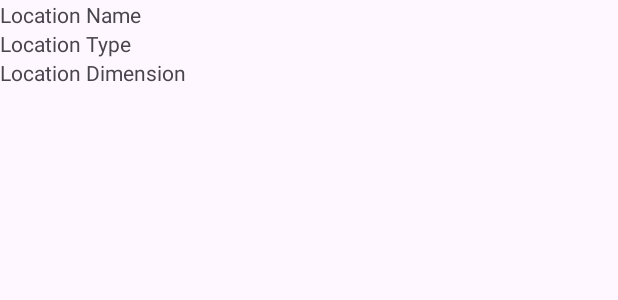
After one commit to simoniddd/RickAndMortyApplication, an Android app: the layout fragment_location_details.xml on its own in the app's theme, with its tools: preview values and no code run, on a phone screen of 412 x 824 dp. The commit adds this screen. Shown: the top 300 px of the screen. Run offline under Robolectric (Android 15) with nearby library versions, the phone set to English and light mode, and no system bars.

Commit message:
--added fragments (details for all categories) --started to create navigate and search functions

```diff
--- a/app/src/main/java/com/example/rickandmortyapplication/data/database/EpisodeDAO.kt
+++ b/app/src/main/java/com/example/rickandmortyapplication/data/database/EpisodeDAO.kt
@@ -10,6 +10,12 @@ interface EpisodeDao {
     @Query("SELECT * FROM episodes")
     fun getAllEpisodes(): Flow<List<EpisodeEntity>>
 
+    @Query("SELECT * FROM episodes WHERE id = :id")
+    fun getEpisodeById(id: Int): Flow<EpisodeEntity?>
+
+    @Query("SELECT * FROM episodes WHERE name LIKE '%' || :query || '%'")
+    fun getFilteredEpisodes(query: String): Flow<List<EpisodeEntity>>
+
     @Insert(onConflict = OnConflictStrategy.REPLACE)
     suspend fun insertEpisodes(episodes: List<EpisodeEntity>)
 }
--- a/app/src/main/java/com/example/rickandmortyapplication/data/database/LocationDAO.kt
+++ b/app/src/main/java/com/example/rickandmortyapplication/data/database/LocationDAO.kt
@@ -13,4 +13,10 @@ interface LocationDao {
 
     @Insert(onConflict = OnConflictStrategy.REPLACE)
     suspend fun insertLocations(locations: List<LocationEntity>)
+
+    @Query("SELECT * FROM locations WHERE id = :locationId")
+    fun getLocationById(locationId: Int): Flow<LocationEntity>
+
+    @Query("SELECT * FROM locations WHERE name LIKE '%' || :query || '%'")
+    fun getFilteredLocations(query: String): Flow<List<LocationEntity>>
 }
--- a/app/src/main/java/com/example/rickandmortyapplication/ui/EpisodesAdapter.kt
+++ b/app/src/main/java/com/example/rickandmortyapplication/ui/EpisodesAdapter.kt
@@ -35,8 +35,7 @@ class EpisodesAdapter : ListAdapter<EpisodeEntity, EpisodesAdapter.EpisodeViewHo
             itemView.setOnClickListener {
                 val position = adapterPosition
                 if (position != RecyclerView.NO_POSITION) {
-                    val episode = getItem(position)
-                    onItemClickListener?.invoke(episode)
+                    adapter.getItem(position)?.let { onItemClickListener?.invoke(it) }
                 }
             }
         }
--- /dev/null
+++ b/app/src/main/res/layout/fragment_location_details.xml
@@ -0,0 +1,34 @@
+<layout xmlns:android="http://schemas.android.com/apk/res/android">
+    <data>
+        <!-- Declare ViewModel -->
+        <variable
+            name="viewModel"
+            type="com.example.myapp.ui.locations.LocationViewModel" />
+    </data>
+
+    <RelativeLayout
+        android:layout_width="match_parent"
+        android:layout_height="match_parent">
+
+        <TextView
+            android:id="@+id/locationName"
+            android:layout_width="wrap_content"
+            android:layout_height="wrap_content"
+            android:text="Location Name" />
+
+        <TextView
+            android:id="@+id/locationType"
+            android:layout_width="wrap_content"
+            android:layout_height="wrap_content"
+            android:text="Location Type"
+            android:layout_below="@id/locationName" />
+
+        <TextView
+            android:id="@+id/locationDimension"
+            android:layout_width="wrap_content"
+            android:layout_height="wrap_content"
+            android:text="Location Dimension"
+            android:layout_below="@id/locationType" />
+
+    </RelativeLayout>
+</layout>
```
Also changed, not shown: app/src/main/java/com/example/rickandmortyapplication/data/repository/EpisodeRepository.kt (+6 -2 lines), app/src/main/java/com/example/rickandmortyapplication/data/repository/LocationRepository.kt (+11 -6 lines), app/src/main/java/com/example/rickandmortyapplication/ui/EpisodeDetailsFragment.kt (renamed from app/src/main/java/com/example/rickandmortyapplication/ui/EpisodeDetailFragment.kt, +11 -7 lines), app/src/main/java/com/example/rickandmortyapplication/ui/EpisodeFragment.kt (renamed from app/src/main/java/com/example/rickandmortyapplication/ui/EpisodesFragment.kt, +9 -11 lines), app/src/main/java/com/example/rickandmortyapplication/ui/EpisodeViewModel.kt (+19 -0 lines), app/src/main/java/com/example/rickandmortyapplication/ui/LocationDetailsFragment.kt (added, +49 -0 lines), app/src/main/java/com/example/rickandmortyapplication/ui/LocationFragment.kt (renamed from app/src/main/java/com/example/rickandmortyapplication/ui/LocationsFragment.kt, +17 -7 lines), app/src/main/java/com/example/rickandmortyapplication/ui/LocationViewModel.kt (+10 -1 lines), app/src/main/java/com/example/rickandmortyapplication/ui/MainPagerAdapter.kt (+4 -5 lines), app/src/main/res/layout/fragment_locations.xml (+25 -6 lines), app/src/main/res/navigation/nav_graph.xml (+4 -4 lines).
